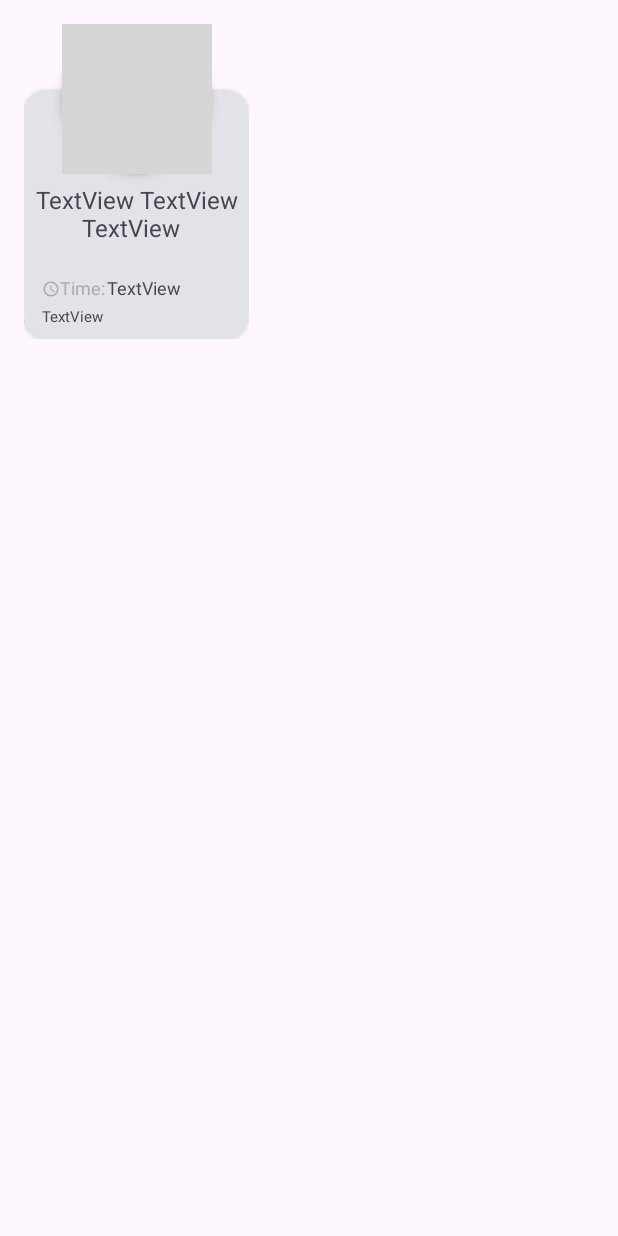
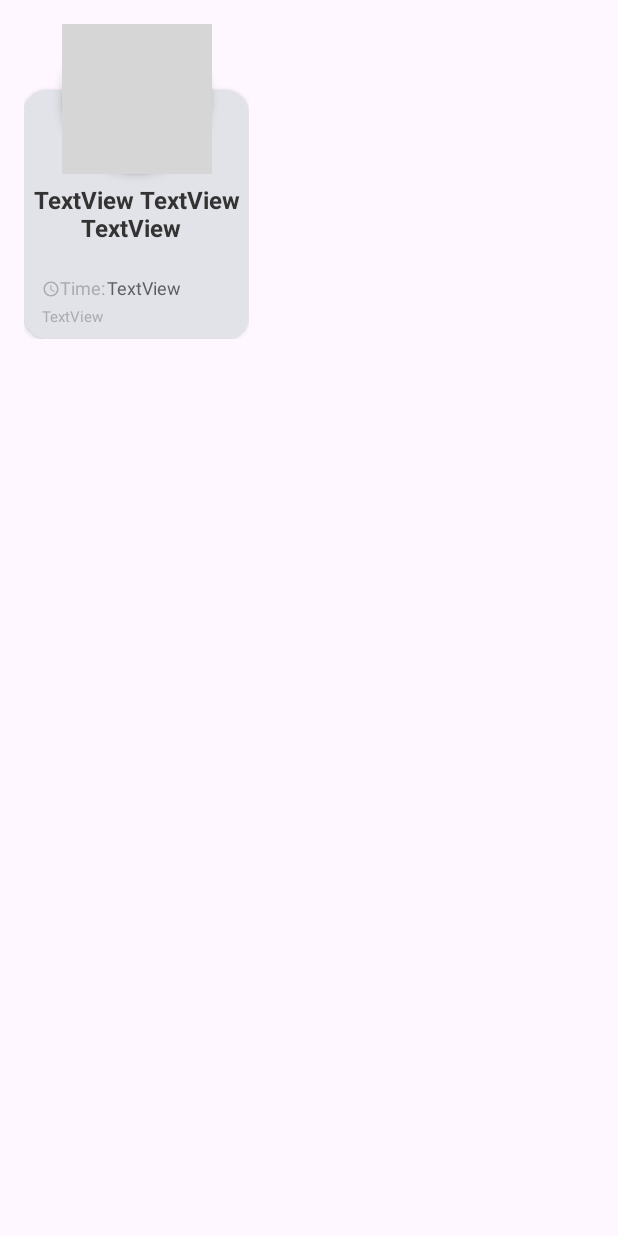
Before and after one commit to TaisYuri/Recipes, an Android app built with Jetpack Compose: the layout item_recycler.xml on its own in the app's theme, with its tools: preview values and no code run, on a phone screen of 412 x 824 dp. Run offline under Robolectric (Android 15) with nearby library versions, the phone set to English and light mode, and no system bars; grey boxes are pictures that could not be loaded.

```diff
--- a/app/src/main/java/com/example/recipes/presentation/morerecipes/MoreRecipesFragment.kt
+++ b/app/src/main/java/com/example/recipes/presentation/morerecipes/MoreRecipesFragment.kt
@@ -75,7 +75,7 @@ class MoreRecipesFragment : Fragment() {
                     val firstVisibleItemPosition: Int = layoutManager.findFirstVisibleItemPosition()  //Quantidade de items que foram escrolados para fora da tela (da posiçao inicial)
 
                     if (!isLoading() && !isLastPage()) {
-                        if (visibleItemCount + firstVisibleItemPosition == totalItemCount
+                        if (visibleItemCount + firstVisibleItemPosition >= totalItemCount
                             && firstVisibleItemPosition >= 0
                         ) {
                             currentPage += 1;
--- a/app/src/main/res/layout/fragment_more_recipes.xml
+++ b/app/src/main/res/layout/fragment_more_recipes.xml
@@ -35,7 +35,7 @@
         app:layout_constraintBottom_toBottomOf="parent"
         app:layout_constraintEnd_toEndOf="parent"
         app:layout_constraintStart_toStartOf="parent"
-        android:background="@color/orange"
+        android:background="@drawable/linear_background_orange"
         >
 
         <ProgressBar
--- a/app/src/main/res/layout/item_more_items_recycler.xml
+++ b/app/src/main/res/layout/item_more_items_recycler.xml
@@ -117,7 +117,8 @@
                     android:maxLines="3"
                     android:text="TextView TextView TextView  "
                     android:textAlignment="center"
-                    android:textFontWeight="700"
+                    android:textStyle="bold"
+                    android:textColor="#333"
                     android:textSize="16sp"
                     app:layout_constraintEnd_toEndOf="parent"
                     app:layout_constraintHorizontal_bias="0.505"
--- a/app/src/main/res/layout/item_recycler.xml
+++ b/app/src/main/res/layout/item_recycler.xml
@@ -76,6 +76,7 @@
                 android:layout_marginBottom="8dp"
                 android:text="TextView"
                 android:textSize="10sp"
+                android:textColor="@color/material_dynamic_neutral70"
                 app:layout_constraintBottom_toBottomOf="parent"
                 app:layout_constraintEnd_toEndOf="parent"
                 app:layout_constraintHorizontal_bias="0.0"
@@ -100,6 +101,7 @@
                 android:layout_marginBottom="4dp"
                 android:text="TextView"
                 android:textSize="12sp"
+                android:textColor="@color/material_dynamic_neutral40"
                 app:layout_constraintBottom_toTopOf="@+id/text_id"
                 app:layout_constraintEnd_toEndOf="parent"
                 app:layout_constraintHorizontal_bias="0.0"
@@ -112,7 +114,8 @@
                 android:layout_marginTop="42dp"
                 android:text="TextView TextView TextView  "
                 android:textAlignment="center"
-                android:textFontWeight="700"
+                android:textStyle="bold"
+                android:textColor="#333"
                 android:textSize="16sp"
                 android:maxLines="3"
                 app:layout_constraintEnd_toEndOf="parent"
```
Also changed, not shown: app/src/main/res/drawable/linear_background_orange.xml (added, +8 -0 lines).
